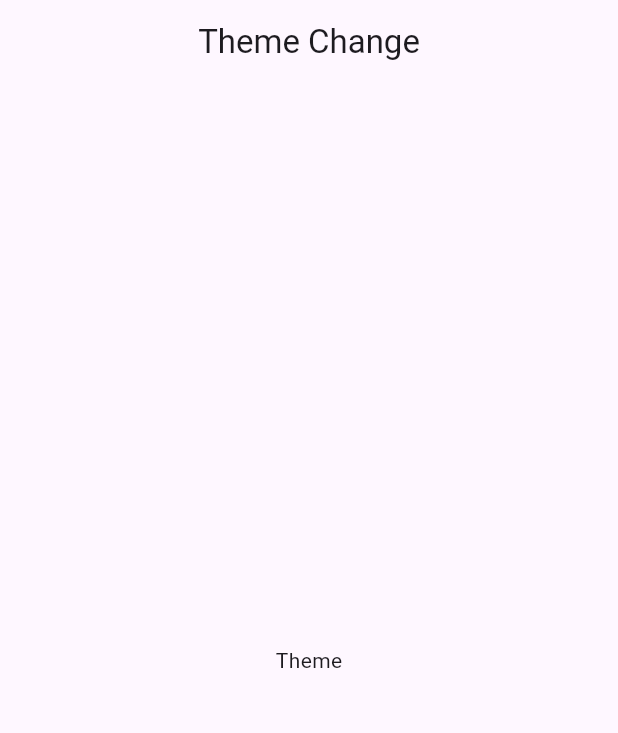
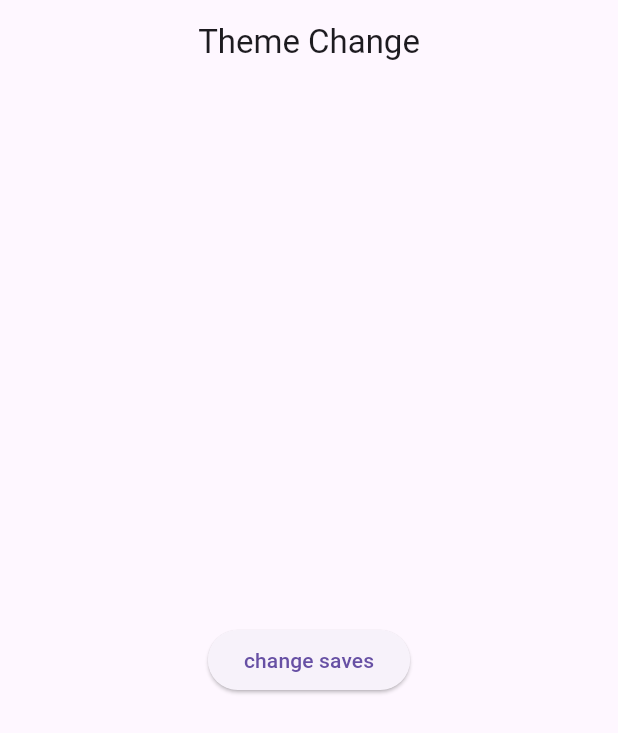
Before and after one commit to RimonChakma/Theme_Switcher_cubit, a Flutter app: the screen it shows after launch, on a phone screen of 412 x 824 dp. Shown: the top 733 px of the screen. Run offline on Flutter 3.47's test engine with Material 3 defaults, Android fonts, the phone set to English and light mode, and no system bars; our stand-ins replace equatable, flutter_bloc.

Commit message:
theme change with ui

```diff
--- a/lib/main.dart
+++ b/lib/main.dart
@@ -31,10 +31,16 @@ class MyApp extends StatelessWidget {
 
   @override
   Widget build(BuildContext context) {
-    return MaterialApp(
-      debugShowCheckedModeBanner: false,
-      home: ThemeSwitcherScreen(),
-    );
+    return BlocProvider(create: (context) => ThemeCubit(),
+      child: BlocBuilder <ThemeCubit,ThemeState>  (builder: (context, state) {
+      return MaterialApp(
+        debugShowCheckedModeBanner: false,
+        home: ThemeSwitcherScreen(),
+        theme: ThemeData(
+          brightness: state.brightness
+        ),
+      );
+    },),);
   }
 }
 
@@ -50,7 +56,12 @@ class _ThemeSwitcherScreenState extends State<ThemeSwitcherScreen> {
   Widget build(BuildContext context) {
     return Scaffold(
       appBar: AppBar(title: Text("Theme Change"),centerTitle: true,),
-      body: Center(child: Text("Theme"),),
-    );
+      body: Center(
+        child: ElevatedButton(
+            onPressed: () {
+              context.read<ThemeCubit>().ThemeChange();
+            }, child: Text("change saves")
+        ),
+      ),);
   }
 }
```
